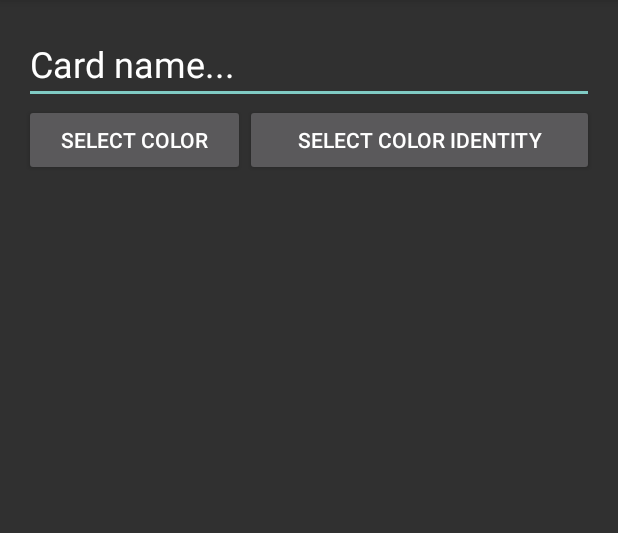
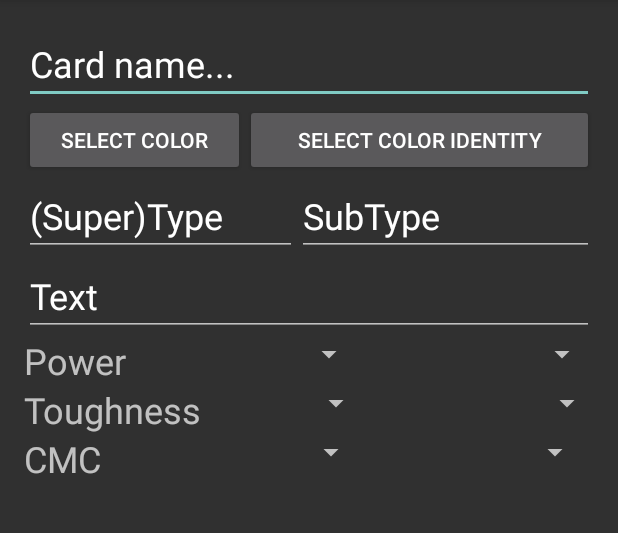
Before and after one commit to axioncloud/MTGCardQuery, an Android app: the screen it shows after launch (MainActivity), on a phone screen of 412 x 824 dp, the part 84-617 px from its top. Run offline under Robolectric (Android 15) with nearby library versions, the phone set to English and light mode, and no system bars.

Commit message:
Created Layouts

```diff
--- a/app/src/main/java/net/skyestudios/mtgcardquery/Fragments/QueryFragment.java
+++ b/app/src/main/java/net/skyestudios/mtgcardquery/Fragments/QueryFragment.java
@@ -12,8 +12,10 @@ import android.view.MenuInflater;
 import android.view.MenuItem;
 import android.view.View;
 import android.view.ViewGroup;
+import android.widget.ArrayAdapter;
 import android.widget.Button;
 import android.widget.CheckBox;
+import android.widget.Spinner;
 
 import net.skyestudios.mtgcardquery.R;
 
@@ -43,6 +45,13 @@ public class QueryFragment extends Fragment implements View.OnClickListener {
     @Override
     public View onCreateView(LayoutInflater inflater, ViewGroup container, Bundle savedInstanceState) {
         return inflater.inflate(R.layout.fragment_query, container, false);
+
+        /*Spinner spinner = (Spinner) spinner.findViewById(R.id.power_spinner);
+        ArrayAdapter<CharSequence> adapter = ArrayAdapter.createFromResource(this,
+                R.array.spinner_array, android.R.layout.simple_spinner_item);
+
+        adapter.setDropDownViewResource(android.R.layout.simple_spinner_dropdown_item);
+        spinner.setAdapter(adapter);*/
     }
 
     @Override
--- a/app/src/main/res/layout/fragment_query.xml
+++ b/app/src/main/res/layout/fragment_query.xml
@@ -48,6 +48,128 @@
                     android:text="Select Color Identity" />
             </LinearLayout>
 
+            <LinearLayout
+                android:orientation="horizontal"
+                android:layout_width="match_parent"
+                android:layout_height="match_parent"
+                android:layout_weight="1">
+
+                <EditText
+                    android:layout_width="182dp"
+                    android:layout_height="wrap_content"
+                    android:inputType="textCapWords|textAutoCorrect|textPersonName"
+                    android:ems="10"
+                    android:textSize="24sp"
+                    android:id="@+id/super_type_text"
+                    android:hint="(Super)Type" />
+
+                <EditText
+                    android:layout_width="wrap_content"
+                    android:layout_height="wrap_content"
+                    android:inputType="textCapWords|textAutoCorrect|textPersonName"
+                    android:ems="10"
+                    android:id="@+id/subtype_text"
+                    android:layout_weight="1"
+                    android:textSize="24sp"
+                    android:hint="SubType" />
+            </LinearLayout>
+
+            <LinearLayout
+                android:orientation="horizontal"
+                android:layout_width="match_parent"
+                android:layout_height="match_parent"
+                android:layout_weight="1">
+
+                <EditText
+                    android:layout_width="wrap_content"
+                    android:layout_height="wrap_content"
+                    android:inputType="textCapWords|textAutoCorrect|textPersonName"
+                    android:ems="10"
+                    android:id="@+id/text_text"
+                    android:layout_weight="1"
+                    android:hint="Text"
+                    android:textSize="24sp" />
+            </LinearLayout>
+
+            <LinearLayout
+                android:orientation="horizontal"
+                android:layout_width="match_parent"
+                android:layout_height="match_parent"
+                android:weightSum="1">
+
+                <TextView
+                    android:text="Power"
+                    android:layout_width="wrap_content"
+                    android:layout_height="wrap_content"
+                    android:id="@+id/power_view"
+                    android:textSize="24sp"
+                    android:layout_weight="0.23" />
+
+                <Spinner
+                    android:layout_width="25dp"
+                    android:layout_height="wrap_content"
+                    android:id="@+id/power_spinner"
+                    android:layout_weight="0.78" />
+
+                <Spinner
+                    android:layout_width="154dp"
+                    android:layout_height="wrap_content"
+                    android:id="@+id/power_number_spinner"
+                    android:layout_weight="0.01" />
+            </LinearLayout>
+
+            <LinearLayout
+                android:orientation="horizontal"
+                android:layout_width="wrap_content"
+                android:layout_height="match_parent"
+                android:weightSum="1">
+
+                <TextView
+                    android:text="Toughness"
+                    android:layout_width="wrap_content"
+                    android:layout_height="wrap_content"
+                    android:id="@+id/toughness_view"
+                    android:textSize="24sp" />
+
+                <Spinner
+                    android:layout_width="113dp"
+                    android:layout_height="wrap_content"
+                    android:id="@+id/tough_spinner" />
+
+                <Spinner
+                    android:layout_height="wrap_content"
+                    android:id="@+id/tough_number_spinner"
+                    android:layout_width="154dp" />
+
+            </LinearLayout>
+
+            <LinearLayout
+                android:orientation="horizontal"
+                android:layout_width="match_parent"
+                android:layout_height="match_parent"
+                android:layout_weight="1"
+                android:weightSum="1">
+
+                <TextView
+                    android:text="CMC"
+                    android:layout_width="wrap_content"
+                    android:layout_height="wrap_content"
+                    android:id="@+id/cmc_view"
+                    android:textSize="24sp" />
+
+                <Spinner
+                    android:layout_width="179dp"
+                    android:layout_height="wrap_content"
+                    android:id="@+id/cmc_spinner"
+                    android:layout_weight="0.01" />
+
+                <Spinner
+                    android:layout_width="match_parent"
+                    android:layout_height="wrap_content"
+                    android:id="@+id/cmc_number_spinner"
+                    android:layout_weight="1" />
+            </LinearLayout>
+
         </LinearLayout>
     </ScrollView>
 
```
Also changed, not shown: 1 other file.
